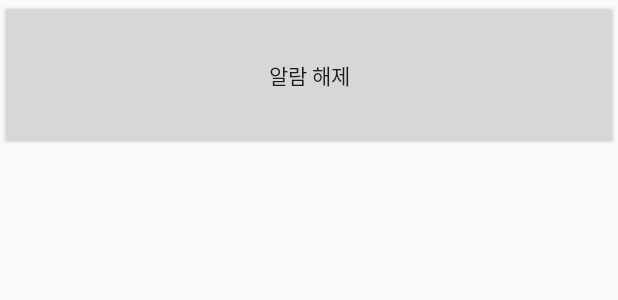
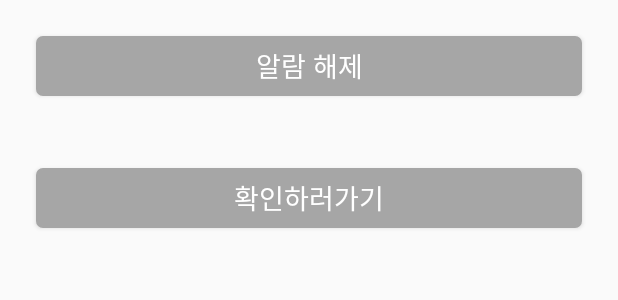
Before and after one commit to zizinPMC/Cosmetic, an Android app: the layout activity_alarmremove.xml on its own in the app's theme, with its tools: preview values and no code run, on a phone screen of 412 x 824 dp. Shown: the top 300 px of the screen. Run offline under Robolectric (Android 15) with nearby library versions, the light colour scheme and no system bars.

Commit message:
change manythings

```diff
--- a/app/src/main/res/layout/activity_alarmremove.xml
+++ b/app/src/main/res/layout/activity_alarmremove.xml
@@ -4,9 +4,23 @@
     android:layout_height="match_parent">
 
     <Button
+        android:textSize="18sp"
+        android:id="@+id/removeAlarm"
         android:layout_width="fill_parent"
-        android:layout_height="100dp"
-        android:text="알람 해제"
-        android:id="@+id/removeAlarm" />
-
+        android:layout_height="40dp"
+        android:layout_alignParentStart="true"
+        android:layout_margin="24dp"
+        android:textColor="@color/white"
+        android:background="@drawable/category_selector"
+        android:text="알람 해제" />
+    <Button
+        android:textSize="18sp"
+        android:id="@+id/changeSet"
+        android:layout_width="fill_parent"
+        android:layout_height="40dp"
+        android:layout_alignParentStart="true"
+        android:layout_margin="24dp"
+        android:textColor="@color/white"
+        android:background="@drawable/category_selector"
+        android:text="확인하러가기" />
 </LinearLayout>
```
Also changed, not shown: app/src/main/AndroidManifest.xml (+4 -3 lines), app/src/main/java/com/cosmetic/Navigator.java (+10 -0 lines), app/src/main/java/com/cosmetic/activity/AlarmActivity.java (+3 -6 lines), app/src/main/java/com/cosmetic/activity/AlarmReciver.java (+10 -15 lines), app/src/main/java/com/cosmetic/activity/LoginActivity.java (+6 -6 lines), app/src/main/java/com/cosmetic/activity/RemoveAlarmActivity.java (+13 -22 lines), app/src/main/java/com/cosmetic/fragment/MyPageFragment.java (+10 -14 lines), app/src/main/java/com/cosmetic/fragment/RegisterFragment.java (+5 -2 lines), app/src/main/res/layout/activity_alarm.xml (+6 -6 lines), app/src/main/res/drawable/ic_pmc.png (added).
